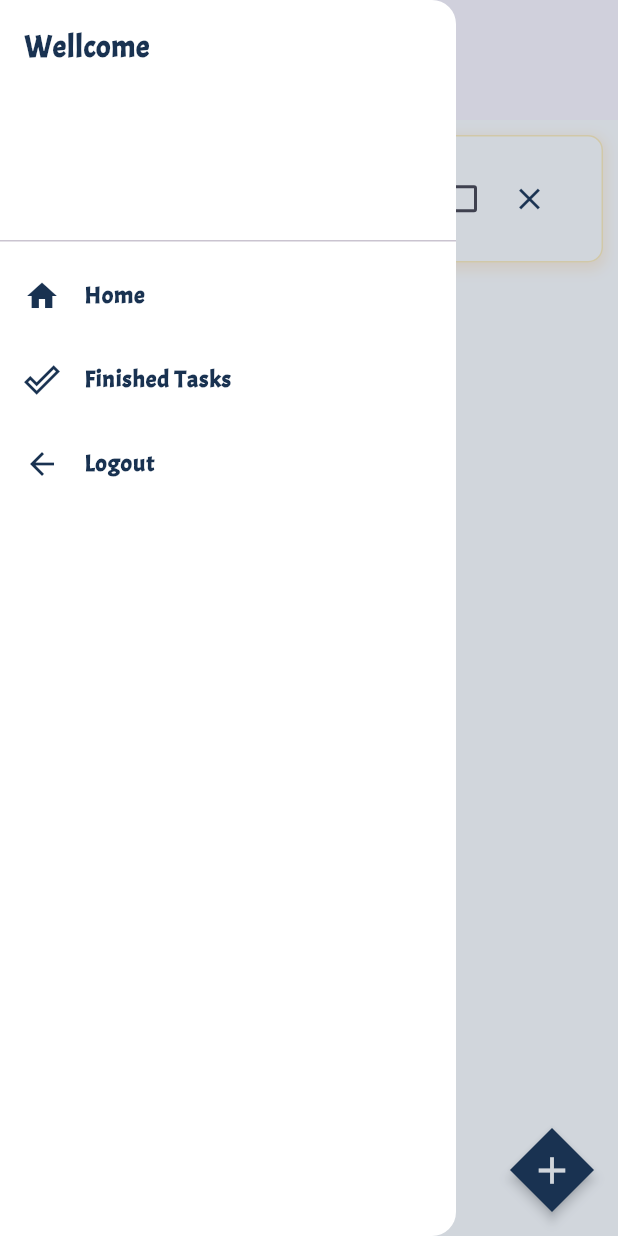
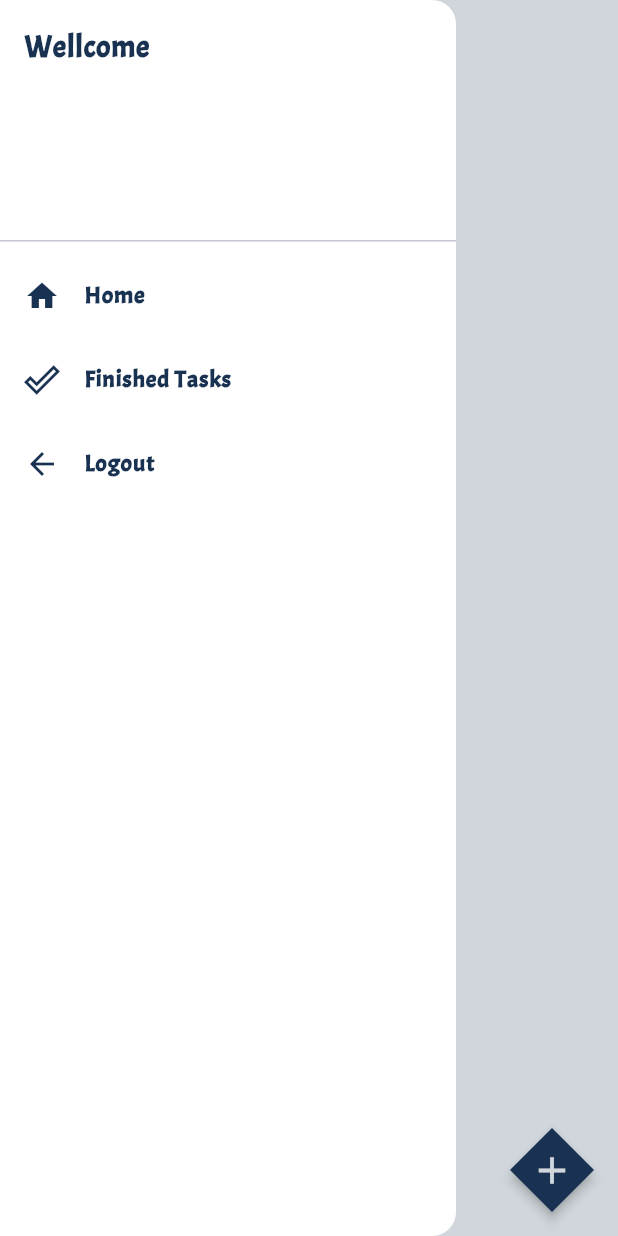
Before and after one commit to MarkMagdyShawky/new_to_do_app, a Flutter app: the PersonalTasks screen opened by its route, with the side drawer open, on a phone screen of 412 x 824 dp. Run offline on Flutter 3.47's test engine with Material 3 defaults, Android fonts, the phone set to English and light mode, and no system bars; our stand-ins replace awesome_dialog, cloud_firestore, firebase_auth, firebase_core, flutter_svg, google_sign_in and 1 more; accounts and stored records are empty.

Commit message:
conect all task cards with firebase

```diff
--- a/lib/Features/addTask/widgets/customTextField.dart
+++ b/lib/Features/addTask/widgets/customTextField.dart
@@ -1,6 +1,5 @@
 import 'package:flutter/material.dart';
 import 'package:to_do_app/core/resources/colorManager.dart';
-import 'package:to_do_app/core/resources/textManager.dart';
 
 class CustomTextFiled extends StatelessWidget {
   final TextEditingController taskNameController;
--- a/lib/Features/tasks/screens/personalTasks.dart
+++ b/lib/Features/tasks/screens/personalTasks.dart
@@ -1,5 +1,8 @@
+import 'package:cloud_firestore/cloud_firestore.dart';
 import 'package:flutter/material.dart';
 import 'package:to_do_app/Features/addTask/screens/addTaskPage.dart';
+import 'package:to_do_app/Features/tasks/widgets/customFloatingActionButton.dart';
+import 'package:to_do_app/Features/tasks/widgets/customListTitleWidget.dart';
 import 'package:to_do_app/core/resources/MarkDrawer.dart';
 import 'package:to_do_app/core/resources/colorManager.dart';
 import 'package:to_do_app/core/resources/textManager.dart';
@@ -13,9 +16,25 @@ class PersonalTasks extends StatefulWidget {
 
 class _PersonalTasksState extends State<PersonalTasks> {
   bool _isChecked = false;
-  void _handleCheckboxChange(bool? value) {
+
+  void _handleCheckboxChange() {
     setState(() {
-      _isChecked = value ?? false;
+      _isChecked = !_isChecked;
+    });
+  }
+
+  List<QueryDocumentSnapshot> data = [];
+
+  @override
+  void initState() {
+    super.initState();
+    getData();
+  }
+
+  getData() async {
+    QuerySnapshot querySnapshot = await FirebaseFirestore.instance.collection("PersonalTasks").get();
+    setState(() {
+      data = querySnapshot.docs;
     });
   }
 
@@ -26,79 +45,34 @@ class _PersonalTasksState extends State<PersonalTasks> {
       endDrawerEnableOpenDragGesture: true,
       drawerScrimColor: MarkPrimaryColor.withOpacity(0.2),
       appBar: AppBar(
+        elevation: 0,
+        backgroundColor: MarkBackgroundColor,
         title: DarkTextManager(
-          text: "Personal Taskes",
+          text: "Personal Tasks",
           fontSize: 25,
         ),
         centerTitle: true,
         toolbarHeight: 80,
         iconTheme: IconThemeData(color: MarkPrimaryColor, weight: 600, size: 30),
       ),
-      floatingActionButton: FloatingActionButton(
-        onPressed: () {
-          Navigator.push(
-            context,
-            MaterialPageRoute(
-              builder: (context) => AddTaskPage(collectionName: "PersonalTasks"),
-            ),
-          );
-        },
-        backgroundColor: MarkPrimaryColor,
-        child: Icon(
-          Icons.add,
-          color: MarkBackgroundColor,
-          size: 30,
+      floatingActionButton: CustomFloatingActionButton(collectionName: "PersonalTasks"),
+      drawer: MarkDrawer(),
+      body: Padding(
+        padding: const EdgeInsets.all(10.0),
+        child: ListView.separated(
+          separatorBuilder: (context, index) => SizedBox(
+            height: 30,
+          ),
+          itemCount: data.length,
+          itemBuilder: (context, i) {
+            return CustomListTitle(
+              handleCheckboxChange: _handleCheckboxChange,
+              isChecked: _isChecked,
+              taskName: data[i]["taskName"],
+              description: data[i]["taskDescription"],
+            );
+          },
         ),
-        shape: BeveledRectangleBorder(borderRadius: BorderRadius.circular(40)),
-        elevation: 3,
-      ),
-      drawer: MarkDrawer(),
-      body: ListView(
-        children: <Widget>[
-          Padding(
-            padding: const EdgeInsets.all(10.0),
-            child: Container(
-              decoration: BoxDecoration(
-                color: MarkBackgroundColor,
-                border: Border.all(color: Mark4Color.withOpacity(0.3)),
-                borderRadius: BorderRadius.circular(10),
-                boxShadow: [
-                  BoxShadow(
-                    color: MarkSecondaryColor.withOpacity(0.2),
-                    spreadRadius: 2,
-                    blurRadius: 7,
-                    offset: Offset(0, 3),
-                  ),
-                ],
-              ),
-              child: ListTile(
-                shape: BeveledRectangleBorder(
-                  borderRadius: BorderRadius.circular(10),
-                ),
-                title: GoldTextManager(text: "Task 1", fontSize: 18),
-                subtitle: Text("ijwiuohgjftft ghcgcytc hvkuyv hjvhvvvvvvvvvvvvhjgvvvvvvvvvvv hv"),
-                trailing: Row(
-                  mainAxisSize: MainAxisSize.min,
-                  children: [
-                    Checkbox(
-                      value: _isChecked,
-                      onChanged: _handleCheckboxChange,
-                      activeColor: MarkPrimaryColor,
-                      materialTapTargetSize: MaterialTapTargetSize.shrinkWrap,
-                    ),
-                    IconButton(
-                      onPressed: () {},
-                      icon: Icon(
-                        Icons.close,
-                      ),
-                      color: MarkPrimaryColor,
-                    ),
-                  ],
-                ),
-              ),
-            ),
-          )
-        ],
       ),
     );
   }
--- a/lib/Features/toDoHome/screens/toDoHomeScreen.dart
+++ b/lib/Features/toDoHome/screens/toDoHomeScreen.dart
@@ -63,7 +63,8 @@ class _ToDoHomeScreenState extends State<ToDoHomeScreen> {
                 div: "5/5",
                 precentage: 1,
                 image: ImageManager.personalCard,
-                nextPage: "PersonalTasks",
+                pageName: 'Personal Tasks',
+                collectionName: 'PersonalTasks',
               ),
 
               // Work card tasks
@@ -72,7 +73,8 @@ class _ToDoHomeScreenState extends State<ToDoHomeScreen> {
                 div: "1/4",
                 precentage: 0.25,
                 image: ImageManager.workCard,
-                nextPage: "PersonalTasks",
+                pageName: 'Work Tasks',
+                collectionName: 'WorkTasks',
               ),
 
               // Daily card tasks
@@ -81,7 +83,8 @@ class _ToDoHomeScreenState extends State<ToDoHomeScreen> {
                 div: "3/6",
                 precentage: 0.5,
                 image: ImageManager.calendarCard,
-                nextPage: "PersonalTasks",
+                pageName: 'Daily Tasks',
+                collectionName: 'DailyTasks',
               ),
 
               // Shopping card tasks
@@ -90,7 +93,8 @@ class _ToDoHomeScreenState extends State<ToDoHomeScreen> {
                 div: "1/6",
                 precentage: 0.166,
                 image: ImageManager.shoppingCard,
-                nextPage: "PersonalTasks",
+                pageName: 'Shopping',
+                collectionName: 'ShoppingTasks',
               ),
 
               CustomFinalCard(),
```
Also changed, not shown: lib/Features/toDoHome/widgets/customTaskCard.dart (+11 -3 lines).
